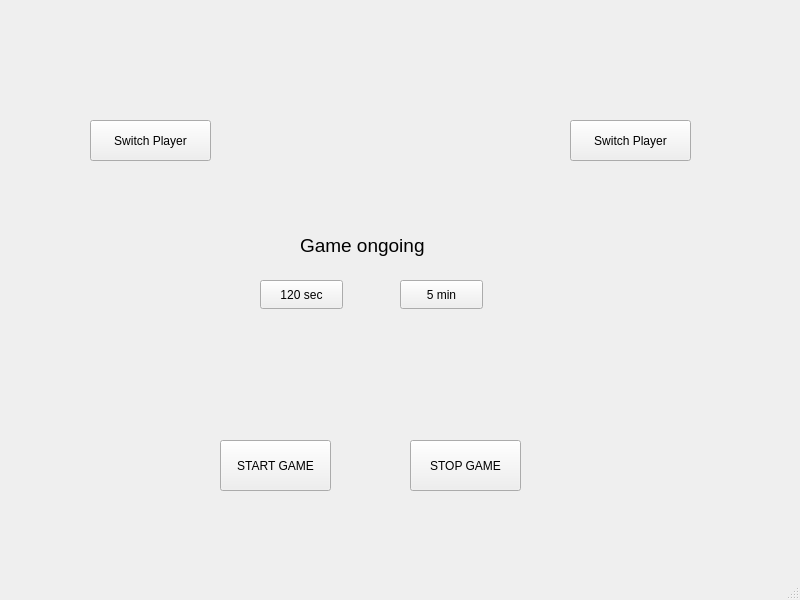
Before: the Qt Designer form Teht7/mainwindow.ui in Eketus/olio-ohjelmointi, drawn with Qt 5.
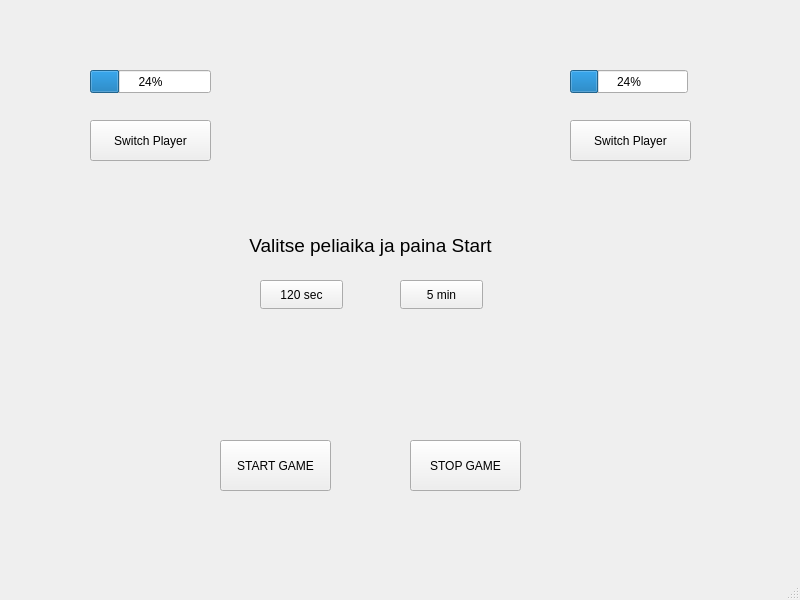
After: the same form once the commit is applied.

Commit message: Teht 7 tehty

Diff of the .ui file:
```diff
--- a/Teht7/mainwindow.ui
+++ b/Teht7/mainwindow.ui
@@ -17,9 +17,9 @@
    <widget class="QLabel" name="label">
     <property name="geometry">
      <rect>
-      <x>300</x>
+      <x>130</x>
       <y>220</y>
-      <width>201</width>
+      <width>481</width>
       <height>51</height>
      </rect>
     </property>
@@ -29,7 +29,10 @@
      </font>
     </property>
     <property name="text">
-     <string>Game ongoing</string>
+     <string>Valitse peliaika ja paina Start</string>
+    </property>
+    <property name="alignment">
+     <set>Qt::AlignCenter</set>
     </property>
    </widget>
    <widget class="QPushButton" name="pushButton">
@@ -110,6 +113,32 @@
      <string>Switch Player</string>
     </property>
    </widget>
+   <widget class="QProgressBar" name="progressBar">
+    <property name="geometry">
+     <rect>
+      <x>90</x>
+      <y>70</y>
+      <width>121</width>
+      <height>23</height>
+     </rect>
+    </property>
+    <property name="value">
+     <number>24</number>
+    </property>
+   </widget>
+   <widget class="QProgressBar" name="progressBar_2">
+    <property name="geometry">
+     <rect>
+      <x>570</x>
+      <y>70</y>
+      <width>118</width>
+      <height>23</height>
+     </rect>
+    </property>
+    <property name="value">
+     <number>24</number>
+    </property>
+   </widget>
   </widget>
   <widget class="QMenuBar" name="menubar">
    <property name="geometry">
```
Left out of the diff: 12 changed lines with no effect on the pictures. The commit also changes 2 other files.
